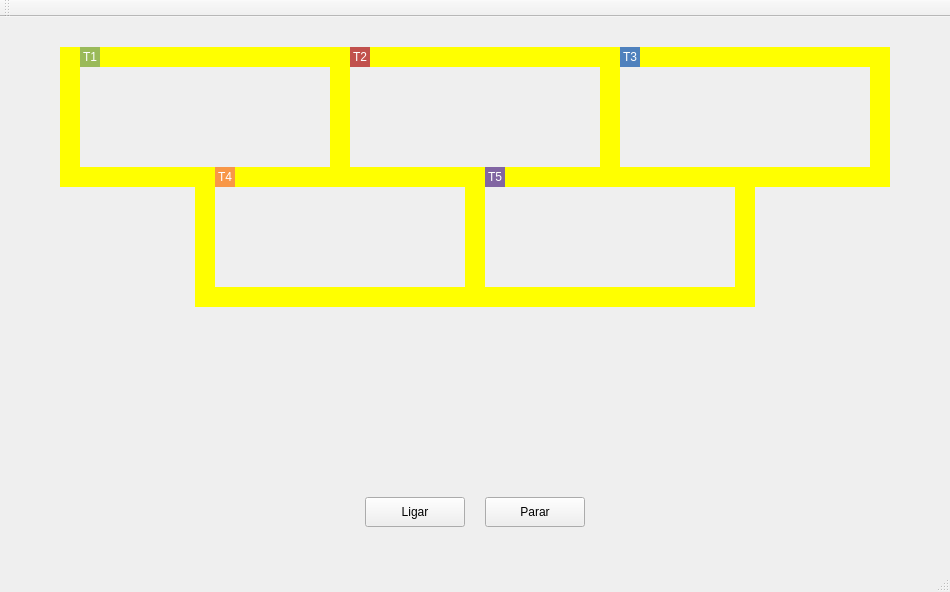
Qt form mainwindow.ui (davi-i/projeto-trens) before a commit.
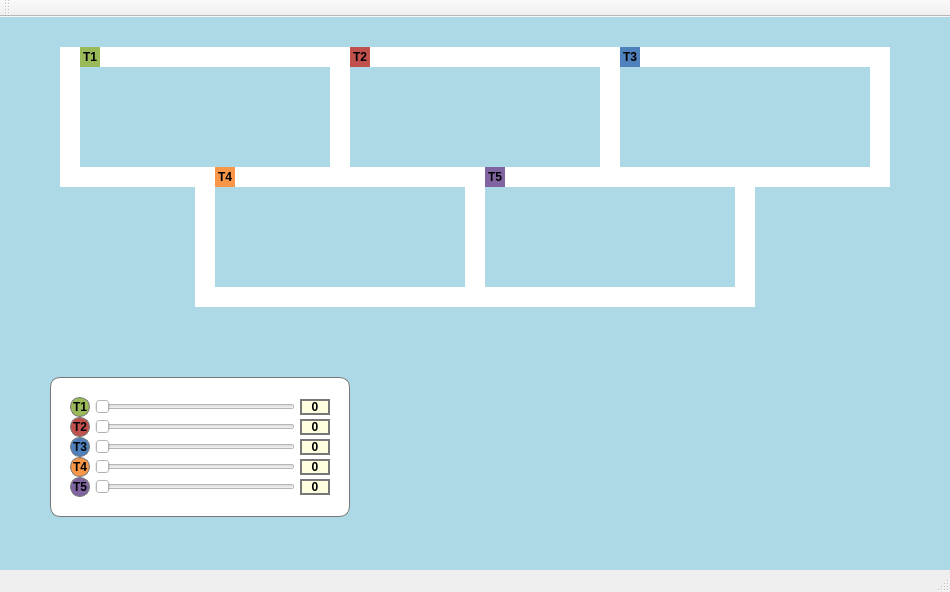
The same form after that commit.

The edit to the form file:
```diff
--- a/mainwindow.ui
+++ b/mainwindow.ui
@@ -14,9 +14,12 @@
    <string>MainWindow</string>
   </property>
   <property name="styleSheet">
-   <string notr="true">QLabel { color: white }</string>
+   <string notr="true"/>
   </property>
   <widget class="QWidget" name="centralWidget">
+   <property name="styleSheet">
+    <string notr="true">QWidget { background-color: lightblue }</string>
+   </property>
    <widget class="QLabel" name="label_trem1">
     <property name="geometry">
      <rect>
@@ -26,6 +29,12 @@
       <height>20</height>
      </rect>
     </property>
+    <property name="font">
+     <font>
+      <weight>75</weight>
+      <bold>true</bold>
+     </font>
+    </property>
     <property name="styleSheet">
      <string notr="true">QLabel { background: #9aba59}</string>
     </property>
@@ -46,7 +55,7 @@
      </rect>
     </property>
     <property name="styleSheet">
-     <string notr="true">QLabel { background: yellow}</string>
+     <string notr="true">QLabel { background: white}</string>
     </property>
     <property name="text">
      <string/>
@@ -62,7 +71,7 @@
      </rect>
     </property>
     <property name="styleSheet">
-     <string notr="true">QLabel { background: yellow}</string>
+     <string notr="true">QLabel { background: white}</string>
     </property>
     <property name="text">
      <string/>
@@ -78,7 +87,7 @@
      </rect>
     </property>
     <property name="styleSheet">
-     <string notr="true">QLabel { background: yellow}</string>
+     <string notr="true">QLabel { background: white}</string>
     </property>
     <property name="text">
      <string/>
@@ -94,38 +103,12 @@
      </rect>
     </property>
     <property name="styleSheet">
-     <string notr="true">QLabel { background: yellow}</string>
+     <string notr="true">QLabel { background: white}</string>
     </property>
     <property name="text">
      <string/>
     </property>
    </widget>
-   <widget class="QPushButton" name="pushButton">
-    <property name="geometry">
-     <rect>
-      <x>365</x>
-      <y>480</y>
-      <width>100</width>
-      <height>30</height>
-     </rect>
-    </property>
-    <property name="text">
-     <string>Ligar</string>
-    </property>
-   </widget>
-   <widget class="QPushButton" name="pushButton_2">
-    <property name="geometry">
-     <rect>
-      <x>485</x>
-      <y>480</y>
-      <width>100</width>
-      <height>30</height>
-     </rect>
-    </property>
-    <property name="text">
-     <string>Parar</string>
-    </property>
-   </widget>
    <widget class="QLabel" name="label_trilho4_2">
     <property name="geometry">
      <rect>
@@ -136,7 +119,7 @@
      </rect>
     </property>
     <property name="styleSheet">
-     <string notr="true">QLabel { background: yellow}</string>
+     <string notr="true">QLabel { background: white}</string>
     </property>
     <property name="text">
      <string/>
@@ -152,7 +135,7 @@
      </rect>
     </property>
     <property name="styleSheet">
-     <string notr="true">QLabel { background: yellow}</string>
+     <string notr="true">QLabel { background: white}</string>
     </property>
     <property name="text">
      <string/>
@@ -168,7 +151,7 @@
      </rect>
     </property>
     <property name="styleSheet">
-     <string notr="true">QLabel { background: yellow}</string>
+     <string notr="true">QLabel { background: white}</string>
     </property>
     <property name="text">
      <string/>
@@ -183,6 +166,12 @@
       <height>20</height>
      </rect>
     </property>
+    <property name="font">
+     <font>
+      <weight>75</weight>
+      <bold>true</bold>
+     </font>
+    </property>
     <property name="styleSheet">
      <string notr="true">QLabel { background: #c1514d }</string>
     </property>
@@ -203,7 +192,7 @@
      </rect>
     </property>
     <property name="styleSheet">
-     <string notr="true">QLabel { background: yellow}</string>
+     <string notr="true">QLabel { background: white}</string>
     </property>
     <property name="text">
      <string/>
@@ -219,7 +208,7 @@
      </rect>
     </property>
     <property name="styleSheet">
-     <string notr="true">QLabel { background: yellow}</string>
+     <string notr="true">QLabel { background: white}</string>
     </property>
     <property name="text">
      <string/>
@@ -235,7 +224,7 @@
      </rect>
     </property>
     <property name="styleSheet">
-     <string notr="true">QLabel { background: yellow}</string>
+     <string notr="true">QLabel { background: white}</string>
     </property>
     <property name="text">
      <string/>
@@ -250,6 +239,12 @@
       <height>20</height>
      </rect>
     </property>
+    <property name="font">
+     <font>
+      <weight>75</weight>
+      <bold>true</bold>
+     </font>
+    </property>
     <property name="styleSheet">
      <string notr="true">QLabel { background: #4f81bd}</string>
     </property>
@@ -270,7 +265,7 @@
      </rect>
     </property>
     <property name="styleSheet">
-     <string notr="true">QLabel { background: yellow}</string>
+     <string notr="true">QLabel { background: white}</string>
     </property>
     <property name="text">
      <string/>
@@ -286,7 +281,7 @@
      </rect>
     </property>
     <property name="styleSheet">
-     <string notr="true">QLabel { background: yellow}</string>
+     <string notr="true">QLabel { background: white}</string>
     </property>
     <property name="text">
      <string/>
@@ -302,7 +297,7 @@
      </rect>
     </property>
     <property name="styleSheet">
-     <string notr="true">QLabel { background: yellow}</string>
+     <string notr="true">QLabel { background: white}</string>
     </property>
     <property name="text">
      <string/>
@@ -318,7 +313,7 @@
      </rect>
     </property>
     <property name="styleSheet">
-     <string notr="true">QLabel { background: yellow}</string>
+     <string notr="true">QLabel { background: white}</string>
     </property>
     <property name="text">
      <string/>
@@ -334,7 +329,7 @@
      </rect>
     </property>
     <property name="styleSheet">
-     <string notr="true">QLabel { background: yellow}</string>
+     <string notr="true">QLabel { background: white}</string>
     </property>
     <property name="text">
      <string/>
@@ -349,6 +344,12 @@
       <height>20</height>
      </rect>
     </property>
+    <property name="font">
+     <font>
+      <weight>75</weight>
+      <bold>true</bold>
+     </font>
+    </property>
     <property name="styleSheet">
      <string notr="true">QLabel { background: #f89747}</string>
     </property>
@@ -368,6 +369,12 @@
       <height>20</height>
      </rect>
     </property>
+    <property name="font">
+     <font>
+      <weight>75</weight>
+      <bold>true</bold>
+     </font>
+    </property>
     <property name="styleSheet">
      <string notr="true">QLabel { background: #8165a2 }</string>
     </property>
@@ -378,6 +385,424 @@
      <set>Qt::AlignCenter</set>
     </property>
    </widget>
+   <widget class="QFrame" name="frame">
+    <property name="geometry">
+     <rect>
+      <x>50</x>
+      <y>360</y>
+      <width>300</width>
+      <height>140</height>
+     </rect>
+    </property>
+    <property name="styleSheet">
+     <string notr="true">QFrame {background-color: white;
+border-radius: 10px;
+border: 1px solid #777
+}</string>
+    </property>
+    <property name="frameShape">
+     <enum>QFrame::StyledPanel</enum>
+    </property>
+    <property name="frameShadow">
+     <enum>QFrame::Raised</enum>
+    </property>
+    <widget class="QSlider" name="horizontalSlider_2">
+     <property name="geometry">
+      <rect>
+       <x>45</x>
+       <y>40</y>
+       <width>200</width>
+       <height>20</height>
+      </rect>
+     </property>
+     <property name="styleSheet">
+      <string notr="true">QSlider {selection-background-color: #c1514d;
+background-color:white;
+}</string>
+     </property>
+     <property name="maximum">
+      <number>200</number>
+     </property>
+     <property name="value">
+      <number>0</number>
+     </property>
+     <property name="orientation">
+      <enum>Qt::Horizontal</enum>
+     </property>
+    </widget>
+    <widget class="QSlider" name="horizontalSlider_3">
+     <property name="geometry">
+      <rect>
+       <x>45</x>
+       <y>60</y>
+       <width>200</width>
+       <height>20</height>
+      </rect>
+     </property>
+     <property name="styleSheet">
+      <string notr="true">QSlider {
+selection-background-color: #4f81bd ;
+background-color:white;
+}
+</string>
+     </property>
+     <property name="maximum">
+      <number>200</number>
+     </property>
+     <property name="value">
+      <number>0</number>
+     </property>
+     <property name="orientation">
+      <enum>Qt::Horizontal</enum>
+     </property>
+    </widget>
+    <widget class="QSlider" name="horizontalSlider_4">
+     <property name="geometry">
+      <rect>
+       <x>45</x>
+       <y>80</y>
+       <width>200</width>
+       <height>20</height>
+      </rect>
+     </property>
+     <property name="styleSheet">
+      <string notr="true">QSlider {
+selection-background-color: #f89747 ;
+background-color:white;
+}</string>
+     </property>
+     <property name="maximum">
+      <number>200</number>
+     </property>
+     <property name="value">
+      <number>0</number>
+     </property>
+     <property name="orientation">
+      <enum>Qt::Horizontal</enum>
+     </property>
+    </widget>
+    <widget class="QSlider" name="horizontalSlider_5">
+     <property name="geometry">
+      <rect>
+       <x>45</x>
+       <y>100</y>
+       <width>200</width>
+       <height>20</height>
+      </rect>
+     </property>
+     <property name="styleSheet">
+      <string notr="true">QSlider {
+selection-background-color: #8165a2 ;
+background-color:white;
+}</string>
+     </property>
+     <property name="maximum">
+      <number>200</number>
+     </property>
+     <property name="value">
+      <number>0</number>
+     </property>
+     <property name="orientation">
+      <enum>Qt::Horizontal</enum>
+     </property>
+    </widget>
+    <widget class="QSlider" name="horizontalSlider">
+     <property name="geometry">
+      <rect>
+       <x>45</x>
+       <y>20</y>
+       <width>200</width>
+       <height>20</height>
+      </rect>
+     </property>
+     <property name="styleSheet">
+      <string notr="true">QSlider {
+selection-background-color: #9aba59;
+background-color:white;
+}</string>
+     </property>
+     <property name="maximum">
+      <number>200</number>
+     </property>
+     <property name="value">
+      <number>0</number>
+     </property>
+     <property name="orientation">
+      <enum>Qt::Horizontal</enum>
+     </property>
+    </widget>
+    <widget class="QLabel" name="label_trem1_2">
+     <property name="geometry">
+      <rect>
+       <x>20</x>
+       <y>20</y>
+       <width>20</width>
+       <height>20</height>
+      </rect>
+     </property>
+     <property name="font">
+      <font>
+       <weight>75</weight>
+       <bold>true</bold>
+      </font>
+     </property>
+     <property name="styleSheet">
+      <string notr="true">QLabel { background: #9aba59}</string>
+     </property>
+     <property name="text">
+      <string>T1</string>
+     </property>
+     <property name="alignment">
+      <set>Qt::AlignCenter</set>
+     </property>
+    </widget>
+    <widget class="QLabel" name="label_trem5_2">
+     <property name="geometry">
+      <rect>
+       <x>20</x>
+       <y>100</y>
+       <width>20</width>
+       <height>20</height>
+      </rect>
+     </property>
+     <property name="font">
+      <font>
+       <weight>75</weight>
+       <bold>true</bold>
+      </font>
+     </property>
+     <property name="styleSheet">
+      <string notr="true">QLabel { background: #8165a2 }</string>
+     </property>
+     <property name="text">
+      <string>T5</string>
+     </property>
+     <property name="alignment">
+      <set>Qt::AlignCenter</set>
+     </property>
+    </widget>
+    <widget class="QLabel" name="label_trem4_2">
+     <property name="geometry">
+      <rect>
+       <x>20</x>
+       <y>80</y>
+       <width>20</width>
+       <height>20</height>
+      </rect>
+     </property>
+     <property name="font">
+      <font>
+       <weight>75</weight>
+       <bold>true</bold>
+      </font>
+     </property>
+     <property name="styleSheet">
+      <string notr="true">QLabel { background: #f89747}</string>
+     </property>
+     <property name="text">
+      <string>T4</string>
+     </property>
+     <property name="alignment">
+      <set>Qt::AlignCenter</set>
+     </property>
+    </widget>
+    <widget class="QLabel" name="label_trem2_2">
+     <property name="geometry">
+      <rect>
+       <x>20</x>
+       <y>40</y>
+       <width>20</width>
+       <height>20</height>
+      </rect>
+     </property>
+     <property name="font">
+      <font>
+       <weight>75</weight>
+       <bold>true</bold>
+      </font>
+     </property>
+     <property name="styleSheet">
+      <string notr="true">QLabel { background: #c1514d }</string>
+     </property>
+     <property name="text">
+      <string>T2</string>
+     </property>
+     <property name="alignment">
+      <set>Qt::AlignCenter</set>
+     </property>
+    </widget>
+    <widget class="QLabel" name="label_trem3_2">
+     <property name="geometry">
+      <rect>
+       <x>20</x>
+       <y>60</y>
+       <width>20</width>
+       <height>20</height>
+      </rect>
+     </property>
+     <property name="font">
+      <font>
+       <weight>75</weight>
+       <bold>true</bold>
+      </font>
+     </property>
+     <property name="styleSheet">
+      <string notr="true">QLabel { background: #4f81bd}</string>
+     </property>
+     <property name="text">
+      <string>T3</string>
+     </property>
+     <property name="alignment">
+      <set>Qt::AlignCenter</set>
+     </property>
+    </widget>
+    <widget class="QLabel" name="label">
+     <property name="geometry">
+      <rect>
+       <x>250</x>
+       <y>22</y>
+       <width>30</width>
+       <height>16</height>
+      </rect>
+     </property>
+     <property name="font">
+      <font>
+       <weight>75</weight>
+       <bold>true</bold>
+      </font>
+     </property>
+     <property name="styleSheet">
+      <string notr="true">QLabel {
+	color: black;
+	background-color: lightyellow;
+	border: 2px solid #777;
+}</string>
+     </property>
+     <property name="text">
+      <string>0</string>
+     </property>
+     <property name="alignment">
+      <set>Qt::AlignCenter</set>
+     </property>
+    </widget>
+    <widget class="QLabel" name="label_2">
+     <property name="geometry">
+      <rect>
+       <x>250</x>
+       <y>42</y>
+       <width>30</width>
+       <height>16</height>
+      </rect>
+     </property>
+     <property name="font">
+      <font>
+       <weight>75</weight>
+       <bold>true</bold>
+      </font>
+     </property>
+     <property name="styleSheet">
+      <string notr="true">QLabel {
+	color: black;
+	background-color: lightyellow;
+	border: 2px solid #777;
+}</string>
+     </property>
+     <property name="text">
+      <string>0</string>
+     </property>
+     <property name="alignment">
+      <set>Qt::AlignCenter</set>
+     </property>
+    </widget>
+    <widget class="QLabel" name="label_3">
+     <property name="geometry">
+      <rect>
+       <x>250</x>
+       <y>62</y>
+       <width>30</width>
+       <height>16</height>
+      </rect>
+     </property>
+     <property name="font">
+      <font>
+       <weight>75</weight>
+       <bold>true</bold>
+      </font>
+     </property>
+     <property name="styleSheet">
+      <string notr="true">QLabel {
+	color: black;
+	background-color: lightyellow;
+	border: 2px solid #777;
+}</string>
+     </property>
+     <property name="text">
+      <string>0</string>
+     </property>
+     <property name="alignment">
+      <set>Qt::AlignCenter</set>
+     </property>
+    </widget>
+    <widget class="QLabel" name="label_4">
+     <property name="geometry">
+      <rect>
+       <x>250</x>
+       <y>82</y>
+       <width>30</width>
+       <height>16</height>
+      </rect>
+     </property>
+     <property name="font">
+      <font>
+       <weight>75</weight>
+       <bold>true</bold>
+      </font>
+     </property>
+     <property name="styleSheet">
+      <string notr="true">QLabel {
+	color: black;
+	background-color: lightyellow;
+	border: 2px solid #777;
+}</string>
+     </property>
+     <property name="text">
+      <string>0</string>
+     </property>
+     <property name="alignment">
+      <set>Qt::AlignCenter</set>
+     </property>
+    </widget>
+    <widget class="QLabel" name="label_5">
+     <property name="geometry">
+      <rect>
+       <x>250</x>
+       <y>102</y>
+       <width>30</width>
+       <height>16</height>
+      </rect>
+     </property>
+     <property name="font">
+      <font>
+       <weight>75</weight>
+       <bold>true</bold>
+      </font>
+     </property>
+     <property name="styleSheet">
+      <string notr="true">QLabel {
+	color: black;
+	background-color: lightyellow;
+	border: 2px solid #777;
+}</string>
+     </property>
+     <property name="text">
+      <string>0</string>
+     </property>
+     <property name="alignment">
+      <set>Qt::AlignCenter</set>
+     </property>
+    </widget>
+   </widget>
+   <zorder>frame</zorder>
    <zorder>label_trilho1</zorder>
    <zorder>label_trilho2</zorder>
    <zorder>label_trilho3</zorder>
```
Left out of the diff: 14 changed lines with no effect on the pictures.
